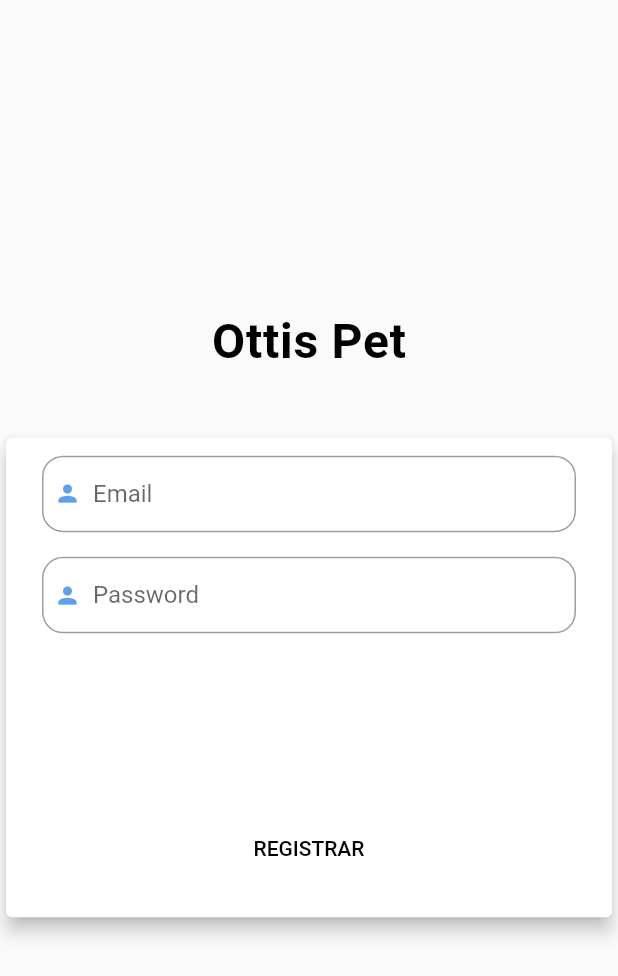
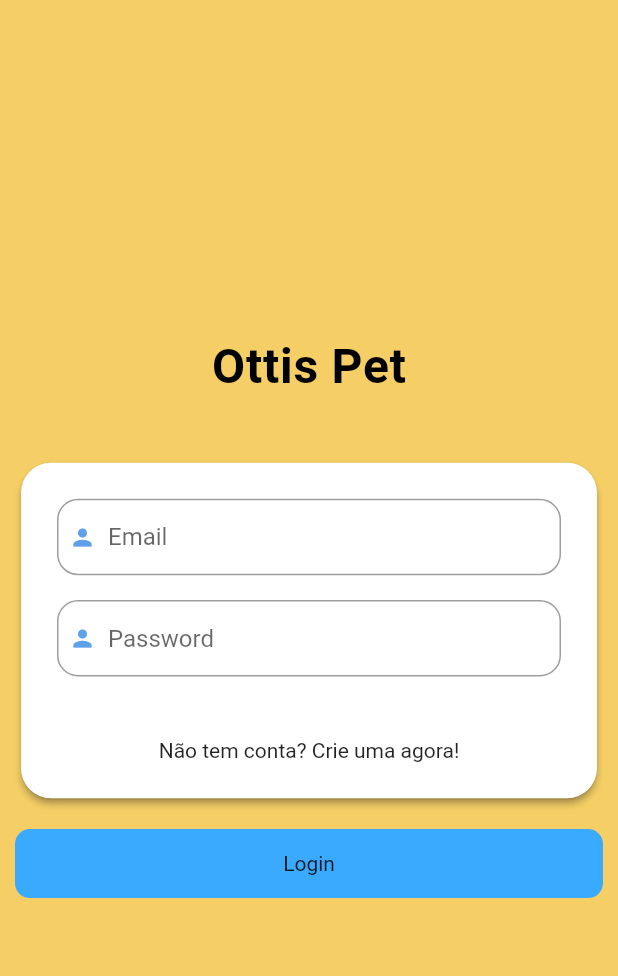
Before and after one commit to renankanu/ottis-pet, a Flutter app: the LoginView screen opened by its route, on a phone screen of 412 x 824 dp. Shown: the top 976 px of the screen. Run offline on Flutter 3.47's test engine with Material 2 defaults, Android fonts, the phone set to English and light mode, and no system bars; our stand-ins replace flutter_svg, get, google_fonts, introduction_screen, splashscreen; Roboto replaces fonts that are missing (Exo).

Commit message:
refactor - login screen

```diff
--- /dev/null
+++ b/lib/app/global/widgets/custom_button.dart
@@ -0,0 +1,47 @@
+import 'package:flutter/material.dart';
+import 'package:ottis_pet/app/global/colors.dart';
+
+class CustomButton extends StatelessWidget {
+  final String label;
+  final Function onTap;
+  final bool isLoading;
+  final Color buttonColor, textColor, loadingColor;
+  const CustomButton({
+    Key key,
+    this.label,
+    this.onTap,
+    this.isLoading = false,
+    this.buttonColor = kDodgerBlue,
+    this.textColor = kWhite,
+    this.loadingColor = kWhite,
+  }) : super(key: key);
+
+  @override
+  Widget build(BuildContext context) {
+    return InkWell(
+      borderRadius: BorderRadius.all(Radius.circular(10)),
+      onTap: onTap,
+      child: Ink(
+        height: 46,
+        decoration: BoxDecoration(
+          borderRadius: BorderRadius.all(Radius.circular(10)),
+          color: buttonColor,
+        ),
+        child: Center(
+          child: isLoading
+              ? Container(
+                  width: 20,
+                  height: 20,
+                  child: CircularProgressIndicator(
+                    valueColor: AlwaysStoppedAnimation(loadingColor),
+                    strokeWidth: 2,
+                  ),
+                )
+              : Text(
+                  label,
+                ),
+        ),
+      ),
+    );
+  }
+}
--- a/lib/app/global/widgets/rounded_button.dart
+++ /dev/null
@@ -1,33 +0,0 @@
-import 'package:flutter/material.dart';
-import 'package:get/get.dart';
-
-class RoundedButton extends StatelessWidget {
-  final String text;
-  final Function press;
-  final Color color, textColor;
-
-  const RoundedButton({
-    Key key,
-    this.text,
-    this.press,
-    this.color = Colors.cyan,
-    this.textColor = Colors.white,
-  }) : super(key: key);
-
-  @override
-  Widget build(BuildContext context) {
-    return Container(
-      margin: EdgeInsets.symmetric(vertical: 10),
-      child: ClipRRect(
-        borderRadius: BorderRadius.circular(16),
-        child: TextButton(
-          onPressed: press,
-          child: Text(
-            text,
-            style: TextStyle(color: textColor),
-          ),
-        ),
-      ),
-    );
-  }
-}
--- a/lib/app/modules/login/views/login_view.dart
+++ b/lib/app/modules/login/views/login_view.dart
@@ -1,10 +1,9 @@
 import 'package:flutter/material.dart';
-
 import 'package:get/get.dart';
-import 'package:ottis_pet/app/global/images.dart';
+import 'package:ottis_pet/app/global/colors.dart';
 import 'package:ottis_pet/app/global/text_style.dart';
 import 'package:ottis_pet/app/global/widgets/custom_input_field.dart';
-import 'package:ottis_pet/app/global/widgets/rounded_button.dart';
+import 'package:ottis_pet/app/global/widgets/custom_button.dart';
 import 'package:ottis_pet/app/routes/app_routes.dart';
 
 import '../controllers/login_controller.dart';
@@ -13,10 +12,12 @@ class LoginView extends GetView<LoginController> {
   @override
   Widget build(BuildContext context) {
     return Scaffold(
-      body: Center(
+      backgroundColor: kCreamCan,
+      body: Padding(
+        padding: const EdgeInsets.symmetric(horizontal: 10),
+        child: Center(
           child: SingleChildScrollView(
             child: Container(
-            width: double.infinity,
               child: Column(
                 mainAxisAlignment: MainAxisAlignment.center,
                 children: <Widget>[
@@ -29,35 +30,31 @@ class LoginView extends GetView<LoginController> {
                   ),
                   SizedBox(height: Get.height * 0.05),
                   Card(
-                    elevation: 5,
+                    shape: RoundedRectangleBorder(
+                      borderRadius: BorderRadius.circular(20),
+                    ),
+                    elevation: 2,
+                    shadowColor: kBlackRock,
                     child: Padding(
-                      padding: const EdgeInsets.symmetric(
-                          horizontal: 24, vertical: 12),
+                      padding: const EdgeInsets.all(24),
                       child: Column(
                         children: [
                           CustomInputField(hintText: 'Email'),
                           SizedBox(height: Get.height * 0.02),
                           CustomInputField(hintText: 'Password'),
                           SizedBox(height: Get.height * 0.05),
-                          RoundedButton(
-                            text: "LOGIN",
-                            press: () {
-                              Get.offAndToNamed(Routes.HOME);
-                            },
-                            color: Get.theme.accentColor,
+                          Text('Não tem conta? Crie uma agora!')
+                        ],
                       ),
-                          RoundedButton(
-                            text: "REGISTRAR",
-                            color: Get.theme.primaryColorLight,
-                            textColor: Colors.black,
-                            press: () {
-                              Get.offAndToNamed('/signup');
-                            },
+                    ),
+                  ),
+                  SizedBox(height: Get.height * 0.02),
+                  CustomButton(
+                    label: 'Login',
+                    onTap: () {},
                   ),
                 ],
               ),
-                    )),
-              ],
             ),
           ),
         ),
```
Lines whose indentation alone changed are shown as unchanged.
